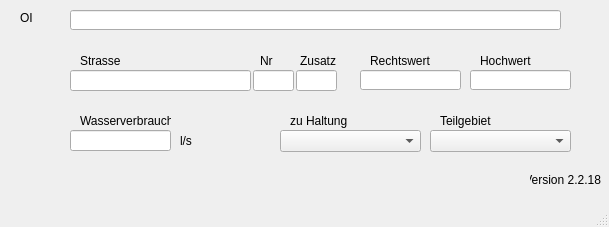
Before: the Qt Designer form qkan/database/templates/swref.ui in hoettges/QKan, drawn with Qt 5.
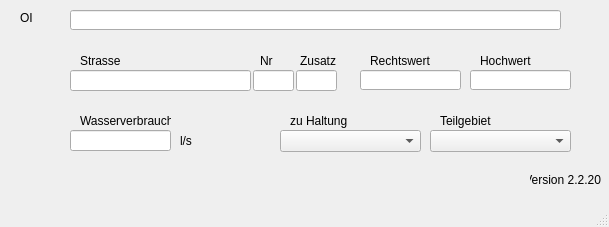
After: the same form once the commit is applied.

The edit to the form file:
```diff
--- a/qkan/database/templates/swref.ui
+++ b/qkan/database/templates/swref.ui
@@ -262,7 +262,7 @@
      <string>Version QKan Import</string>
     </property>
     <property name="text">
-     <string>Version 2.2.18</string>
+     <string>Version 2.2.20</string>
     </property>
     <property name="alignment">
      <set>Qt::AlignRight|Qt::AlignTrailing|Qt::AlignVCenter</set>
```
